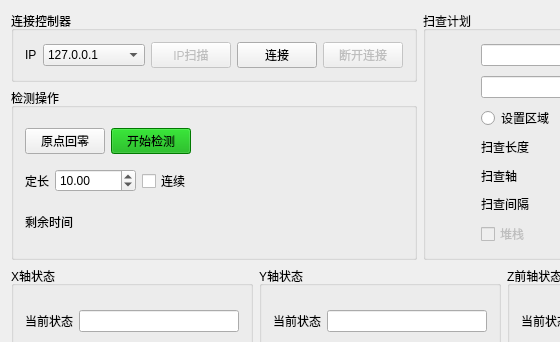
Before: the Qt Designer form MotionController.ui in lufangkang1987/MotionController, drawn with Qt 5; both pictures show x 0 to 560 and y 0 to 342 of the 1007 by 632 pixel window.
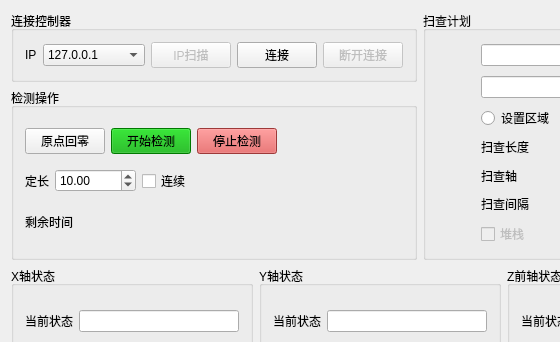
After: the same form once the commit is applied.

Commit message: 1、优化界面中文显示 2、增加停止检测和重置逻辑

Patch:
```diff
--- a/MotionController.ui
+++ b/MotionController.ui
@@ -113,6 +113,22 @@
           </property>
           <layout class="QGridLayout" name="gridLayout_6">
            <item row="0" column="5">
+            <widget class="QPushButton" name="StopInspectBtn">
+             <property name="sizePolicy">
+              <sizepolicy hsizetype="Fixed" vsizetype="Fixed">
+               <horstretch>0</horstretch>
+               <verstretch>0</verstretch>
+              </sizepolicy>
+             </property>
+             <property name="styleSheet">
+              <string notr="true">background-color: rgb(220, 80, 80);</string>
+             </property>
+             <property name="text">
+              <string>停止检测</string>
+             </property>
+            </widget>
+           </item>
+           <item row="0" column="6">
             <spacer name="horizontalSpacer">
              <property name="orientation">
               <enum>Qt::Orientation::Horizontal</enum>
```
The commit also changes 7 other files.
